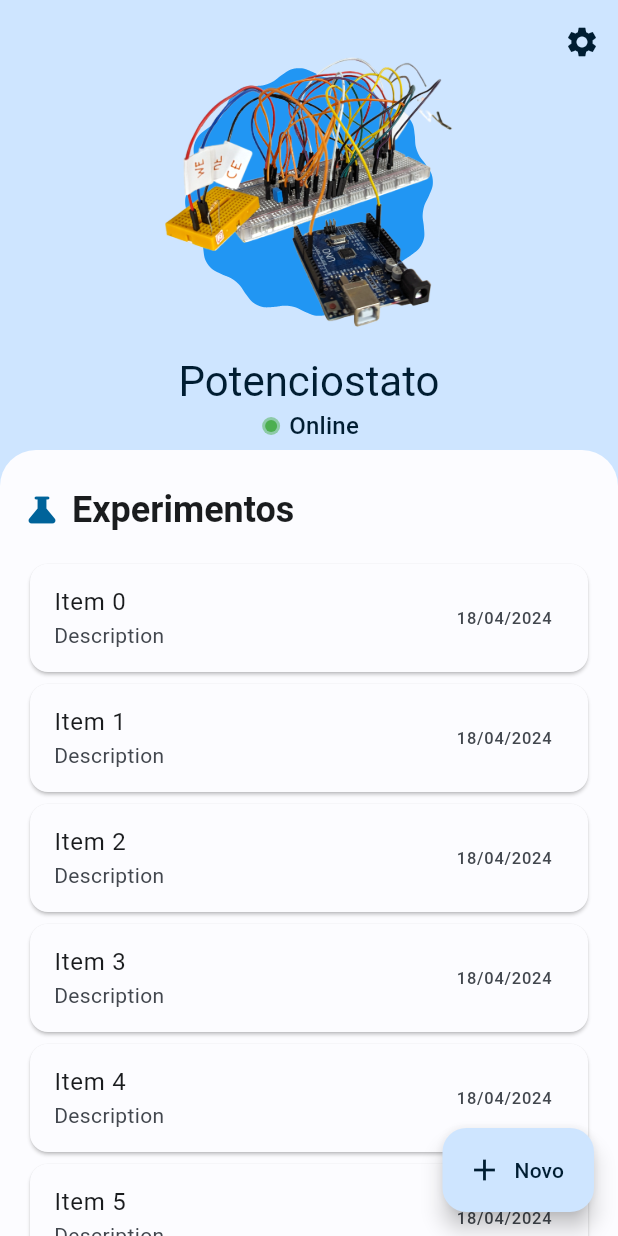
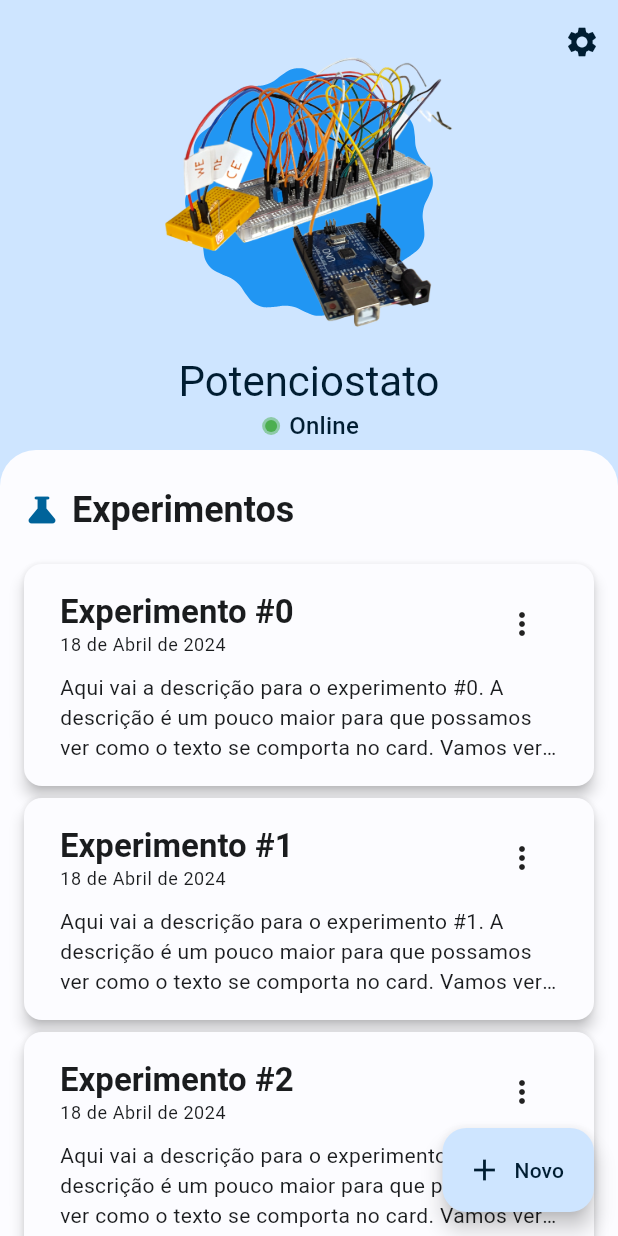
Before and after one commit to vicenteparmi/labsense, a Flutter app: the screen it shows after launch, on a phone screen of 412 x 824 dp. Run offline on Flutter 3.47's test engine with Material 3 defaults, Android fonts, the phone set to English and light mode, and no system bars; our stand-ins replace permission_handler, shared_preferences; missing offline and left inert: quick_blue; generated files the repository leaves out were written again.

Commit message:
Refactor ExperimentCard widget and add translations for date format

```diff
--- a/lib/components/experiment_card_preview.dart
+++ b/lib/components/experiment_card_preview.dart
@@ -1,12 +1,15 @@
 import 'package:flutter/material.dart';
+import 'package:flutter_gen/gen_l10n/app_localizations.dart';
 
 class ExperimentCard extends StatelessWidget {
+  final int id;
   final String title;
   final DateTime date;
   final String description;
 
   const ExperimentCard(
       {super.key,
+      required this.id,
       required this.title,
       required this.date,
       required this.description});
@@ -14,11 +17,67 @@ class ExperimentCard extends StatelessWidget {
   @override
   Widget build(BuildContext context) {
     return Card(
-      child: ListTile(
-        title: Text(title),
-        subtitle: Text(description),
-        trailing: Text(// Format the date
-            '${date.day.toString().padLeft(2, '0')}/${date.month.toString().padLeft(2, '0')}/${date.year}'),
+      margin: const EdgeInsets.symmetric(vertical: 4.0),
+      shape: RoundedRectangleBorder(
+        borderRadius: BorderRadius.circular(12.0),
+      ),
+      elevation: 4.0,
+      child: InkWell(
+        onTap: () {
+          debugPrint('Card $id tapped');
+        },
+        borderRadius: BorderRadius.circular(12.0),
+        child: Padding(
+          padding: const EdgeInsets.symmetric(horizontal: 24.0, vertical: 16.0),
+          child: Column(
+            crossAxisAlignment: CrossAxisAlignment.start,
+            children: [
+              Row(
+                children: [
+                  Expanded(
+                    child: Column(
+                      crossAxisAlignment: CrossAxisAlignment.start,
+                      children: [
+                        Text(
+                          title,
+                          style:
+                              Theme.of(context).textTheme.titleLarge?.copyWith(
+                                    fontWeight: FontWeight.bold,
+                                  ),
+                        ),
+                        Text(
+                          // Make the date look like "30 de janeiro de 2022"
+                          '${date.day} de Abril de ${date.year}',
+                          style: Theme.of(context).textTheme.bodySmall,
+                        ),
+                      ],
+                    ),
+                  ),
+                  PopupMenuButton(
+                    itemBuilder: (BuildContext context) {
+                      return [
+                        const PopupMenuItem(
+                          child: Text('Edit'),
+                        ),
+                        const PopupMenuItem(
+                          child: Text('Delete'),
+                        ),
+                      ];
+                    },
+                    icon: const Icon(Icons.more_vert),
+                  ),
+                ],
+              ),
+              const SizedBox(height: 8.0),
+              Text(
+                description,
+                style: Theme.of(context).textTheme.bodyMedium,
+                maxLines: 3,
+                overflow: TextOverflow.ellipsis,
+              ),
+            ],
+          ),
+        ),
       ),
     );
   }
--- a/lib/pages/connect_device/device_connection.dart
+++ b/lib/pages/connect_device/device_connection.dart
@@ -1,8 +1,5 @@
 import 'dart:async';
-
-import 'package:flutter/cupertino.dart';
 import 'package:flutter/material.dart';
-import 'package:flutter/widgets.dart';
 import 'package:labsense/components/material_you_shape.dart';
 import 'package:quick_blue/quick_blue.dart';
 import 'package:flutter_gen/gen_l10n/app_localizations.dart';
--- a/lib/pages/main_pages/home.dart
+++ b/lib/pages/main_pages/home.dart
@@ -216,6 +216,7 @@ class _HomeState extends State<Home> {
               delegate: SliverChildBuilderDelegate(
                 (BuildContext context, int index) {
                   return ExperimentCard(
+                      id: index,
                       title: 'Item $index',
                       date: DateTime.now(),
                       description: 'Description');
@@ -232,9 +233,11 @@ class _HomeState extends State<Home> {
                       horizontal: 16.0,
                     ),
                     child: ExperimentCard(
-                        title: 'Item $index',
+                        id: index,
+                        title: 'Experimento #$index',
                         date: DateTime.now(),
-                        description: 'Description'),
+                        description:
+                            'Aqui vai a descrição para o experimento #$index. A descrição é um pouco maior para que possamos ver como o texto se comporta no card. Vamos ver se ele quebra ou se ele se comporta bem.'),
                   );
                 },
                 childCount: 26,
```
